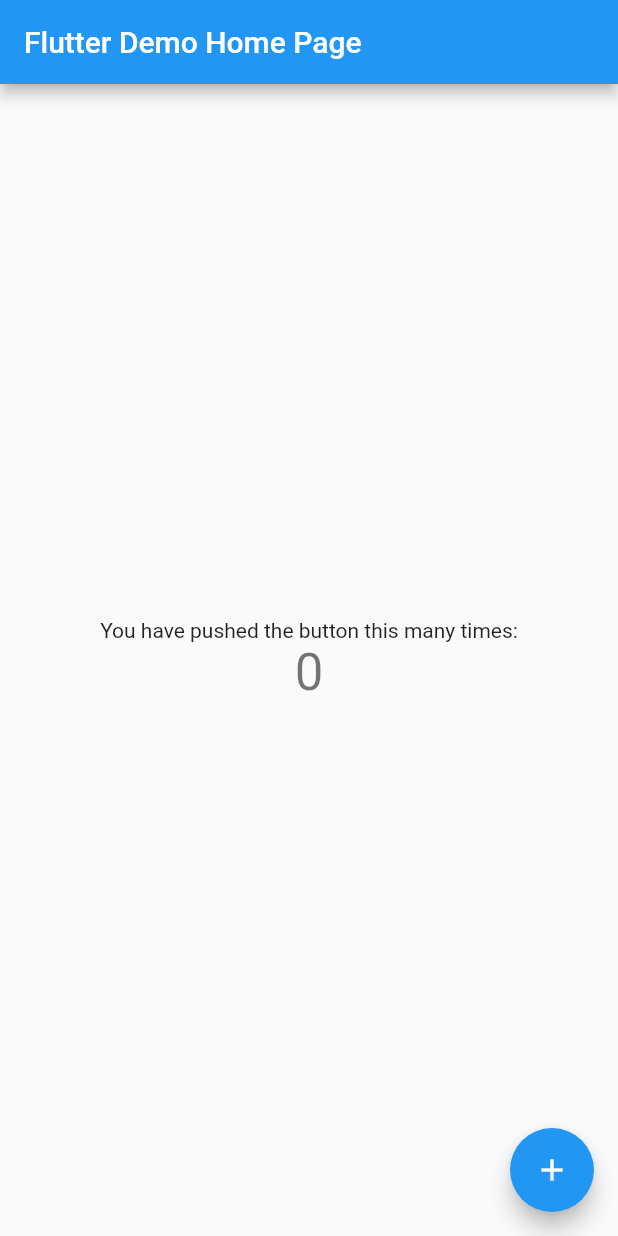
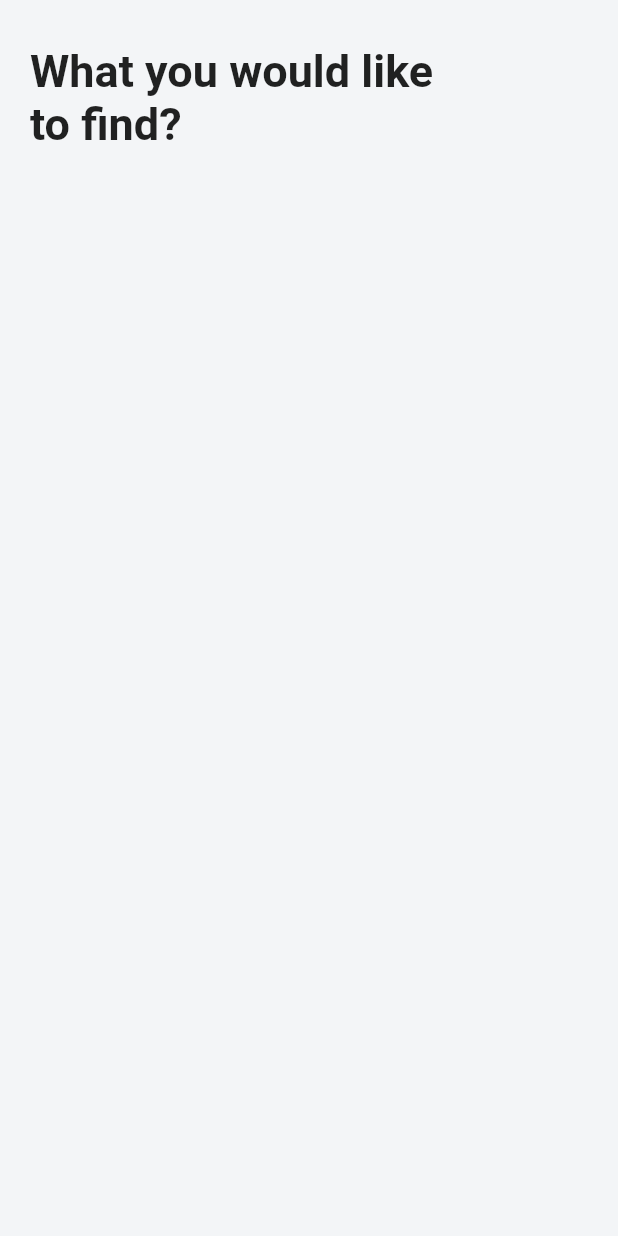
Before and after one commit to Adil-Rangila/travel_ui_flutter, a Flutter app: the screen it shows after launch, on a phone screen of 412 x 824 dp. Run offline on Flutter 3.47's test engine with Material 2 defaults, Android fonts, the phone set to English and light mode, and no system bars.

Commit message:
model and title is created

```diff
--- a/lib/main.dart
+++ b/lib/main.dart
@@ -1,114 +1,21 @@
 import 'package:flutter/material.dart';
+import 'package:traveluiflutter/screens/home_screen.dart';
 
 void main() {
   runApp(MyApp());
 }
 
 class MyApp extends StatelessWidget {
-  // This widget is the root of your application.
   @override
   Widget build(BuildContext context) {
     return MaterialApp(
-      title: 'Flutter Demo',
+      title: 'Flutter Travel UI',
       theme: ThemeData(
-        // This is the theme of your application.
-
-        // "hot reload" (press "r" in the console where you ran "flutter run",
-        // or simply save your changes to "hot reload" in a Flutter IDE).
-        // Notice that the counter didn't reset back to zero; the application
-        // is not restarted.
-        primarySwatch: Colors.blue,
-        // This makes the visual density adapt to the platform that you run
-        // the app on. For desktop platforms, the controls will be smaller and
-        // closer together (more dense) than on mobile platforms.
-        visualDensity: VisualDensity.adaptivePlatformDensity,
+        primaryColor: Color(0xff3ebace),
+        accentColor: Color(0xffd8ecf1),
+        scaffoldBackgroundColor: Color(0xfff3f5f7),
       ),
-      home: MyHomePage(title: 'Flutter Demo Home Page'),
+      home: HomeScreen(),
     );
   }
 }
-
-class MyHomePage extends StatefulWidget {
-  MyHomePage({Key key, this.title}) : super(key: key);
-
-  // This widget is the home page of your application. It is stateful, meaning
-  // that it has a State object (defined below) that contains fields that affect
-  // how it looks.
-
-  // This class is the configuration for the state. It holds the values (in this
-  // case the title) provided by the parent (in this case the App widget) and
-  // used by the build method of the State. Fields in a Widget subclass are
-  // always marked "final".
-
-  final String title;
-
-  @override
-  _MyHomePageState createState() => _MyHomePageState();
-}
-
-class _MyHomePageState extends State<MyHomePage> {
-  int _counter = 0;
-
-  void _incrementCounter() {
-    setState(() {
-      // This call to setState tells the Flutter framework that something has
-      // changed in this State, which causes it to rerun the build method below
-      // so that the display can reflect the updated values. If we changed
-      // _counter without calling setState(), then the build method would not be
-      // called again, and so nothing would appear to happen.
-      _counter++;
-    });
-  }
-
-  @override
-  Widget build(BuildContext context) {
-    // This method is rerun every time setState is called, for instance as done
-    // by the _incrementCounter method above.
-    //
-    // The Flutter framework has been optimized to make rerunning build methods
-    // fast, so that you can just rebuild anything that needs updating rather
-    // than having to individually change instances of widgets.
-    return Scaffold(
-      appBar: AppBar(
-        // Here we take the value from the MyHomePage object that was created by
-        // the App.build method, and use it to set our appbar title.
-        title: Text(widget.title),
-      ),
-      body: Center(
-        // Center is a layout widget. It takes a single child and positions it
-        // in the middle of the parent.
-        child: Column(
-          // Column is also a layout widget. It takes a list of children and
-          // arranges them vertically. By default, it sizes itself to fit its
-          // children horizontally, and tries to be as tall as its parent.
-          //
-          // Invoke "debug painting" (press "p" in the console, choose the
-          // "Toggle Debug Paint" action from the Flutter Inspector in Android
-          // Studio, or the "Toggle Debug Paint" command in Visual Studio Code)
-          // to see the wireframe for each widget.
-          //
-          // Column has various properties to control how it sizes itself and
-          // how it positions its children. Here we use mainAxisAlignment to
-          // center the children vertically; the main axis here is the vertical
-          // axis because Columns are vertical (the cross axis would be
-          // horizontal).
-          mainAxisAlignment: MainAxisAlignment.center,
-          children: <Widget>[
-            Text(
-              'You have pushed the button this many times:',
-            ),
-            Text(
-              '$_counter',
-              style: Theme.of(context).textTheme.headline4,
-            ),
-          ],
-        ),
-      ),
-      floatingActionButton: FloatingActionButton(
-        onPressed: _incrementCounter,
-        tooltip: 'Increment',
-        child: Icon(Icons.add),
-      ), // This trailing comma makes auto-formatting nicer for build methods.
-    );
-  }
-}
--- /dev/null
+++ b/lib/screens/home_screen.dart
@@ -0,0 +1,35 @@
+import 'package:flutter/cupertino.dart';
+import 'package:flutter/material.dart';
+
+class HomeScreen extends StatefulWidget {
+  @override
+  _HomeScreenState createState() => _HomeScreenState();
+}
+
+class _HomeScreenState extends State<HomeScreen> {
+  @override
+  Widget build(BuildContext context) {
+    return Scaffold(
+      body: SafeArea(
+        child: ListView(
+          padding: EdgeInsets.symmetric(vertical: 30.0),
+          children: <Widget>[
+            Padding(
+              padding: const EdgeInsets.only(
+                left: 20.0,
+                right: 110.0,
+              ),
+              child: Text(
+                'What you would like to find?',
+                style: TextStyle(
+                  fontSize: 30.0,
+                  fontWeight: FontWeight.bold,
+                ),
+              ),
+            ),
+          ],
+        ),
+      ),
+    );
+  }
+}
--- a/pubspec.yaml
+++ b/pubspec.yaml
@@ -28,6 +28,7 @@ dependencies:
   # The following adds the Cupertino Icons font to your application.
   # Use with the CupertinoIcons class for iOS style icons.
   cupertino_icons: ^0.1.3
+  font_awesome_flutter: ^8.8.1
 
 dev_dependencies:
   flutter_test:
@@ -45,7 +46,8 @@ flutter:
   uses-material-design: true
 
   # To add assets to your application, add an assets section, like this:
-  # assets:
+  assets:
+    - assets/images/
   #   - images/a_dot_burr.jpeg
   #   - images/a_dot_ham.jpeg
 
```
Also changed, not shown: lib/models/activity_model.dart (added, +17 -0 lines), lib/models/destination_model.dart (added, +82 -0 lines), lib/models/hotel_model.dart (added, +34 -0 lines), assets/images/gondola.jpg (added), assets/images/hotel1.jpg (added), assets/images/hotel2.jpg (added), assets/images/murano.jpg (added), assets/images/newdelhi.jpg (added), assets/images/newyork.jpg (added), assets/images/paris.jpg (added), assets/images/santorini.jpg (added), assets/images/saopaulo.jpg (added), assets/images/stmarksbasilica.jpg (added), assets/images/venice.jpg (added), 1 more files, 1 other file.
